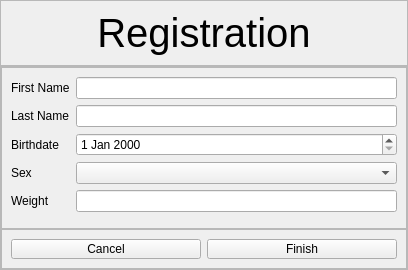
The window that src/views/WndRegistration.ui (mxcom/Programming-Exercises) describes before a commit, drawn with Qt 5.
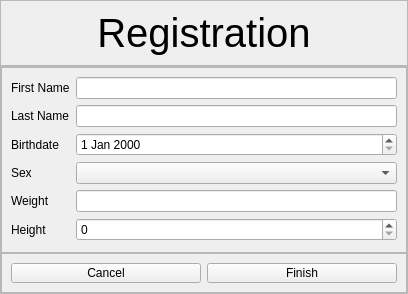
The same window after the commit.

Diff of the .ui file:
```diff
--- a/src/views/WndRegistration.ui
+++ b/src/views/WndRegistration.ui
@@ -7,7 +7,7 @@
     <x>0</x>
     <y>0</y>
     <width>408</width>
-    <height>270</height>
+    <height>294</height>
    </rect>
   </property>
   <property name="sizePolicy">
@@ -269,6 +269,23 @@
               <item row="4" column="1">
                <widget class="QLineEdit" name="leWeight"/>
               </item>
+              <item row="5" column="0">
+               <widget class="QLabel" name="lbHeight">
+                <property name="text">
+                 <string>Height</string>
+                </property>
+               </widget>
+              </item>
+              <item row="5" column="1">
+               <widget class="QDoubleSpinBox" name="sbHeight">
+                <property name="decimals">
+                 <number>0</number>
+                </property>
+                <property name="maximum">
+                 <double>250.000000000000000</double>
+                </property>
+               </widget>
+              </item>
              </layout>
             </widget>
            </item>
```
